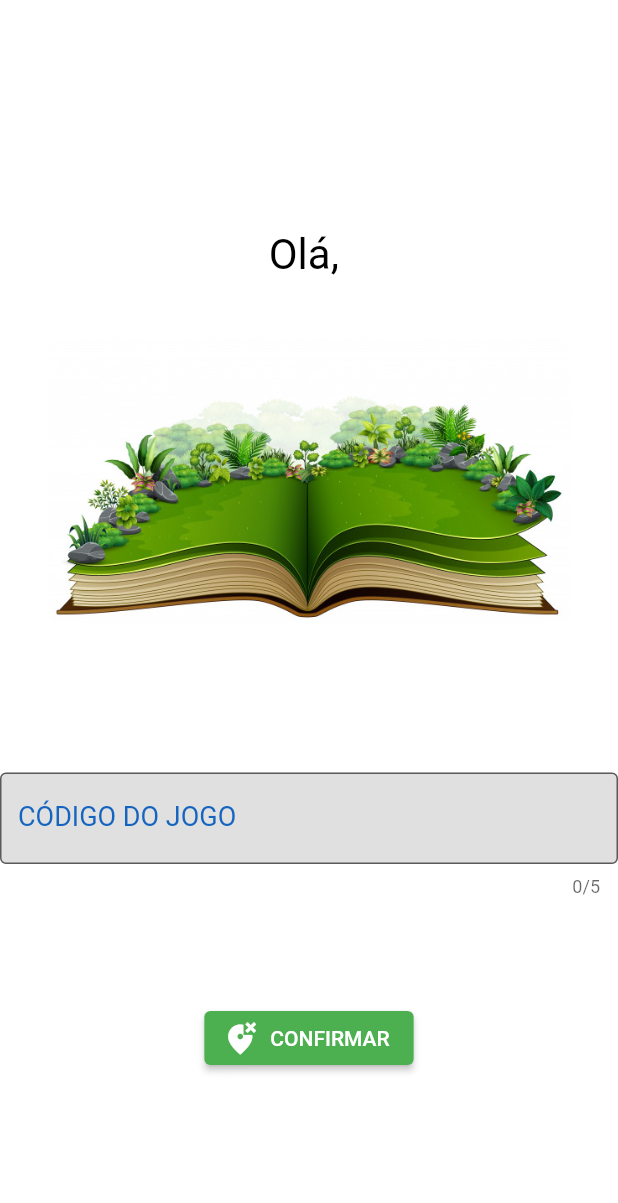
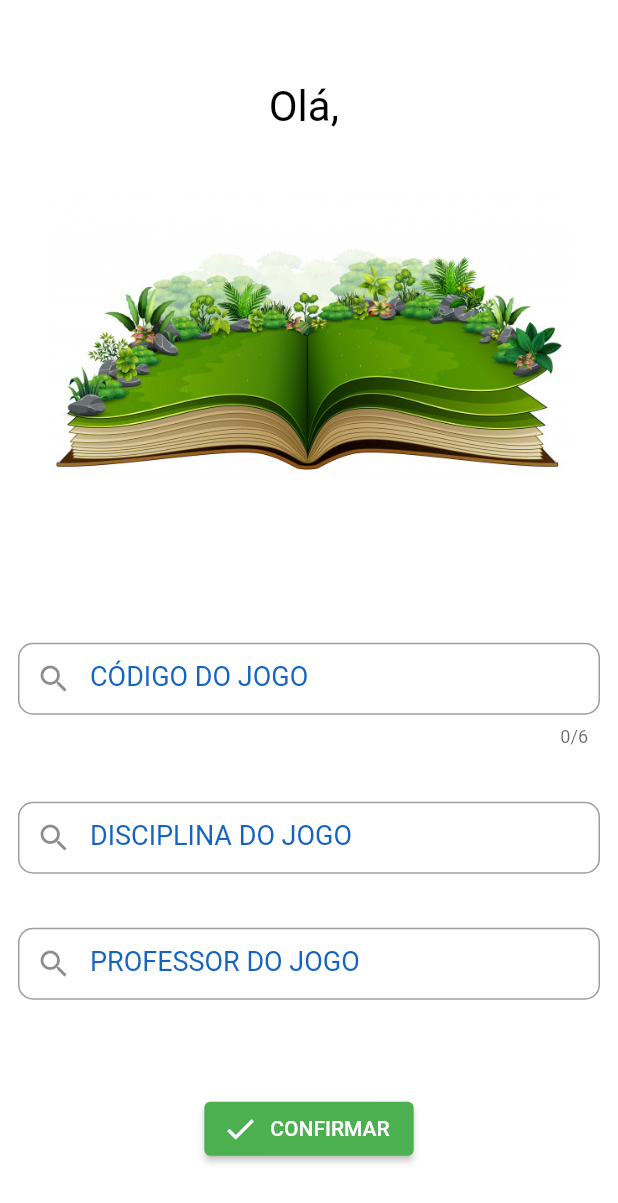
Before and after one commit to marcotuiio/FeijaoFlutter, a Flutter app: the CodigoJogo screen opened directly, on a phone screen of 412 x 824 dp. Shown: the top 1203 px of the screen. Run offline on Flutter 3.47's test engine with Material 2 defaults, Android fonts, the phone set to English and light mode, and no system bars; our stand-ins replace get; network calls fail.

Commit message:
Create new game updated

```diff
--- a/meu_feijao/lib/network/from_server.dart
+++ b/meu_feijao/lib/network/from_server.dart
@@ -88,8 +88,9 @@ class _GameTestState extends State<GameTest> {
 
   void createNewGameInFile(String fileCode, var fileContents) async {
     List teste = fileContents.jogos;
-    DateTime endDateTime = DateTime(now.year, now.month, now.day+6);
+    DateTime endDateTime = DateTime(now.year, now.month, now.day + 6);
     print(endDateTime);
+    print(endDateTime.toString().substring(0, 10));
     var newGame = {
       'codigo': '92842',
       'nome_fantasia': 'Gramatica',
--- a/meu_feijao/lib/pages/game_code.dart
+++ b/meu_feijao/lib/pages/game_code.dart
@@ -1,12 +1,14 @@
-// ignore_for_file: must_be_immutable, avoid_print
+// ignore_for_file: must_be_immutable, avoid_print, avoid_unnecessary_containers
 
 import 'dart:convert';
 import 'package:feijao_magico_uel/Storages/createfile.dart';
 import 'package:feijao_magico_uel/Storages/storages.dart';
+import 'package:feijao_magico_uel/network/games_model.dart';
 import 'package:flutter/material.dart';
 import 'dart:io';
 import 'dart:async';
 import 'package:flutter/services.dart';
+import 'package:path_provider/path_provider.dart';
 
 class CodigoJogo extends StatefulWidget {
   Storage? storage = Storage(fileofInterest: 'name.json');
@@ -18,7 +20,10 @@ class CodigoJogo extends StatefulWidget {
 }
 
 class _CodigoJogoState extends State<CodigoJogo> {
-  TextEditingController controller = TextEditingController();
+  String _disc = '';
+  String _prof = '';
+  String _code = '';
+  var now = DateTime.now();
 
   late File namejsonFile;
   bool namefileExists = false;
@@ -48,6 +53,51 @@ class _CodigoJogoState extends State<CodigoJogo> {
       });
       readJsonNAME(namejsonFile);
     });
+  }
+
+  void newGame(String fileCode, String profName, String discName,
+      var fileContents) async {
+    List teste = fileContents.jogos;
+    DateTime endDateTime = DateTime(now.year, now.month, now.day + 6);
+
+    var newGame = {
+      'codigo': fileCode,
+      'nome_fantasia': 'Gramatica',
+      'disciplina': discName,
+      'professor': profName,
+      'datainicio': now.toString().substring(0, 10),
+      'datafim': endDateTime.toString().substring(0, 10),
+      'forca': 100,
+      'dataAtualizacaoForca': now.toString().substring(0, 10),
+      'qtd_estrelinhas': 0,
+    };
+
+    // print('NOVA CLASSE DE JOGO ${Jogos.fromJson(newGame)}');
+    teste.add(Jogos.fromJson(newGame));
+    // print('FILE CONTENTS1 ${json.encode(fileContents)}');
+    // print('NEW GAME: ${json.encode(newGame)}');
+    // print('TESTE APPEND ${json.encode(teste)}');
+
+    final file = File(await getFilePath());
+    await file.writeAsString(json.encode(teste));
+    print('TALVEZ TENHA DADO CERTO NEW GAME $teste');
+  }
+
+  Future<String> getFilePath() async {
+    Directory appDocDir = await getApplicationDocumentsDirectory();
+    String appDocPath = appDocDir.path;
+    String filePath = appDocPath + "/gamesdata.json";
+    print(filePath);
+
+    return filePath;
+  }
+
+  Future<String> getFileContents() async {
+    File file = File(await getFilePath());
+    String contents = await file.readAsString();
+    json.decode(contents);
+    print(contents);
+    return contents;
   }
 
   Future<String> readJsonNAME(File namejsonFile) async {
@@ -120,29 +170,20 @@ class _CodigoJogoState extends State<CodigoJogo> {
               ),
               const SizedBox(height: 54),
               const Text(
-                'Insira o código do novo jogo:',
+                'Insira os dados do novo jogo:',
                 style: TextStyle(fontSize: 20),
               ),
               const SizedBox(height: 12),
-              TextField(
-                controller: controller,
-                decoration: InputDecoration(
-                  hintText: 'Código',
-                  labelText: 'CÓDIGO DO JOGO',
-                  labelStyle: TextStyle(
-                    fontSize: 18,
-                    color: Colors.blue[800],
-                  ),
-                  border: const OutlineInputBorder(),
-                  fillColor: Colors.black12,
-                  filled: true,
-                ),
-                maxLength: 5,
-              ),
-              const SizedBox(height: 70),
+              textFiledViewCode(),
+              const SizedBox(height: 12),
+              textFiledViewMateria(),
+              const SizedBox(height: 12),
+              textFiledViewProf(),
+              const SizedBox(height: 50),
               ElevatedButton.icon(
                 onPressed: () {
-                  String questIdfile = controller.text + '_questIDs.json';
+                  newGame(_code, _prof, _disc, getFileContents());
+                  String questIdfile = _code + '_questIDs.json';
                   print('path = $questIdfile');
                   Storage? storageQuest = Storage(fileofInterest: questIdfile);
                   storageQuest.checkExist().then((bool doesfileexist) {
@@ -162,13 +203,127 @@ class _CodigoJogoState extends State<CodigoJogo> {
                   });
                   Navigator.pop(context);
                 },
-                icon: const Icon(Icons.wrong_location),
+                icon: const Icon(Icons.check),
                 label: const Text('CONFIRMAR'),
               ),
+              const SizedBox(height: 20),
+              Container(
+                child: Row(
+                  mainAxisAlignment: MainAxisAlignment.spaceAround,
+                  children: <Widget>[
+                    Text(
+                      _code,
+                      style: const TextStyle(
+                        fontSize: 15,
+                        color: Colors.black,
+                      ),
+                    ),
+                    Text(
+                      _disc,
+                      style: const TextStyle(
+                        fontSize: 15,
+                        color: Colors.black,
+                      ),
+                    ),
+                    Text(
+                      _prof,
+                      style: const TextStyle(
+                        fontSize: 15,
+                        color: Colors.black,
+                      ),
+                    ),
+                  ],
+                ),
+              )
             ],
           ),
         ),
       ),
     );
   }
+
+  Widget textFiledViewProf() {
+    return Padding(
+      padding: const EdgeInsets.all(12.0),
+      child: Container(
+        child: TextField(
+          decoration: InputDecoration(
+            hintText: "Professor",
+            labelText: "PROFESSOR DO JOGO",
+            labelStyle: TextStyle(
+              fontSize: 18,
+              color: Colors.blue[800],
+            ),
+            prefixIcon: const Icon(Icons.search),
+            border: OutlineInputBorder(
+              borderRadius: BorderRadius.circular(10),
+            ),
+            contentPadding: const EdgeInsets.all(8),
+          ),
+          onSubmitted: (value) {
+            setState(() {
+              _prof = value;
+            });
+          },
+        ),
+      ),
+    );
+  }
+
+  Widget textFiledViewCode() {
+    return Padding(
+      padding: const EdgeInsets.all(12.0),
+      child: Container(
+        child: TextField(
+          decoration: InputDecoration(
+            hintText: "Código",
+            labelText: "CÓDIGO DO JOGO",
+            labelStyle: TextStyle(
+              fontSize: 18,
+              color: Colors.blue[800],
+            ),
+            prefixIcon: const Icon(Icons.search),
+            border: OutlineInputBorder(
+              borderRadius: BorderRadius.circular(10),
+            ),
+            contentPadding: const EdgeInsets.all(8),
+          ),
+          onSubmitted: (value) {
+            setState(() {
+              _code = value;
+            });
+          },
+          maxLength: 6,
+        ),
+      ),
+    );
+  }
+
+  Widget textFiledViewMateria() {
+    return Padding(
+      padding: const EdgeInsets.all(12.0),
+      child: Container(
+        child: TextField(
+          decoration: InputDecoration(
+            hintText: "Disciplina",
+            labelText: "DISCIPLINA DO JOGO",
+            labelStyle: TextStyle(
+              fontSize: 18,
+              color: Colors.blue[800],
+            ),
+            prefixIcon: const Icon(Icons.search),
+            border: OutlineInputBorder(
+              borderRadius: BorderRadius.circular(10),
+            ),
+            contentPadding: const EdgeInsets.all(8),
+          ),
+          onSubmitted: (value) {
+            setState(() {
+              _disc = value;
+            });
+          },
+        ),
+      ),
+    );
+  }
 }
```
